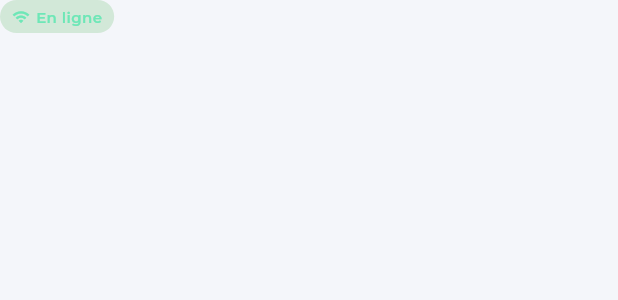
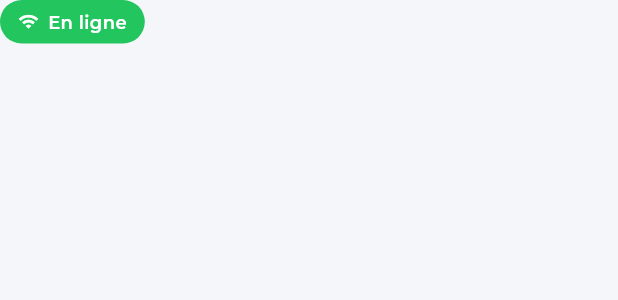
Before and after one commit to SIM-ASSURANCES/collecteApp, a Flutter app: the NetworkBadge widget shown alone on an empty page, opened directly, on a phone screen of 412 x 824 dp. Shown: the top 300 px of the screen. Run offline on Flutter 3.47's test engine with Material 3 defaults, Android fonts, the phone set to English and light mode, and no system bars; our stand-ins replace connectivity_plus, dio, flutter_riverpod, flutter_secure_storage, go_router, google_fonts and 3 more; accounts and stored records are empty.

Commit message:
style(mobile): header matches brand spec — solid green online pill, spacing
Co-Authored-By: Claude Fable 5 <noreply@anthropic.com>

```diff
--- a/collectapp-mobile/lib/shared/widgets/network_badge.dart
+++ b/collectapp-mobile/lib/shared/widgets/network_badge.dart
@@ -23,34 +23,30 @@ class NetworkBadge extends ConsumerWidget {
     );
 
     return Container(
-      padding: const EdgeInsets.symmetric(horizontal: 8, vertical: 4),
+      padding: const EdgeInsets.symmetric(horizontal: 12, vertical: 6),
       decoration: BoxDecoration(
-        color: isOnline
-            ? Colors.green.withValues(alpha: 0.2)
-            : Colors.red.withValues(alpha: 0.2),
+        color: isOnline ? const Color(0xFF22C55E) : const Color(0xFFEF4444),
         borderRadius: BorderRadius.circular(20),
       ),
       child: Row(mainAxisSize: MainAxisSize.min, children: [
-        Icon(isOnline ? Icons.wifi : Icons.wifi_off,
-            size: 12,
-            color: isOnline ? const Color(0xFF6EE7B7) : const Color(0xFFFCA5A5)),
-        const SizedBox(width: 4),
+        Icon(isOnline ? Icons.wifi : Icons.wifi_off, size: 14, color: Colors.white),
+        const SizedBox(width: 6),
         Text(
           isOnline ? 'En ligne' : 'Hors ligne',
-          style: TextStyle(
-            fontSize: 10,
+          style: const TextStyle(
+            fontSize: 12,
             fontWeight: FontWeight.w600,
-            color: isOnline ? const Color(0xFF6EE7B7) : const Color(0xFFFCA5A5),
+            color: Colors.white,
           ),
         ),
         if (count > 0) ...[
-          const SizedBox(width: 4),
+          const SizedBox(width: 6),
           Container(
-            padding: const EdgeInsets.symmetric(horizontal: 5, vertical: 1),
+            padding: const EdgeInsets.symmetric(horizontal: 6, vertical: 1),
             decoration: BoxDecoration(
-              color: Colors.amber, borderRadius: BorderRadius.circular(10)),
+              color: Colors.white, borderRadius: BorderRadius.circular(10)),
             child: Text('$count',
-                style: const TextStyle(fontSize: 9, fontWeight: FontWeight.bold, color: Color(0xFF78350F))),
+                style: const TextStyle(fontSize: 10, fontWeight: FontWeight.bold, color: Color(0xFF15803D))),
           ),
         ],
       ]),
```
Also changed, not shown: collectapp-mobile/lib/shared/widgets/main_scaffold.dart (+13 -8 lines).
